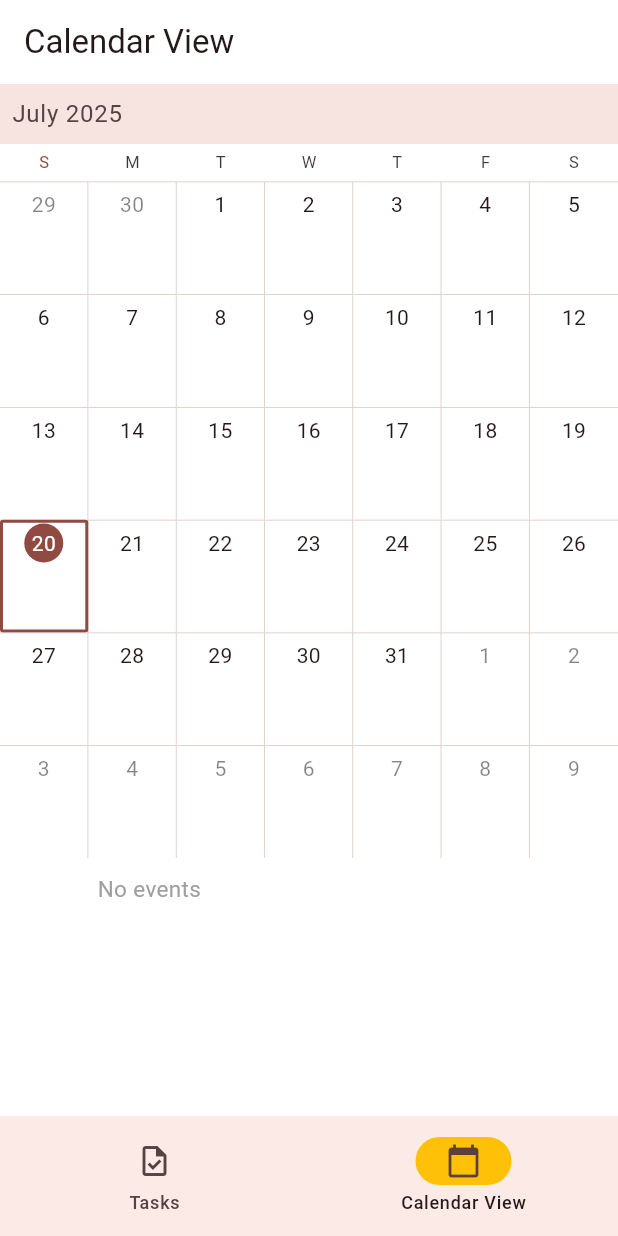
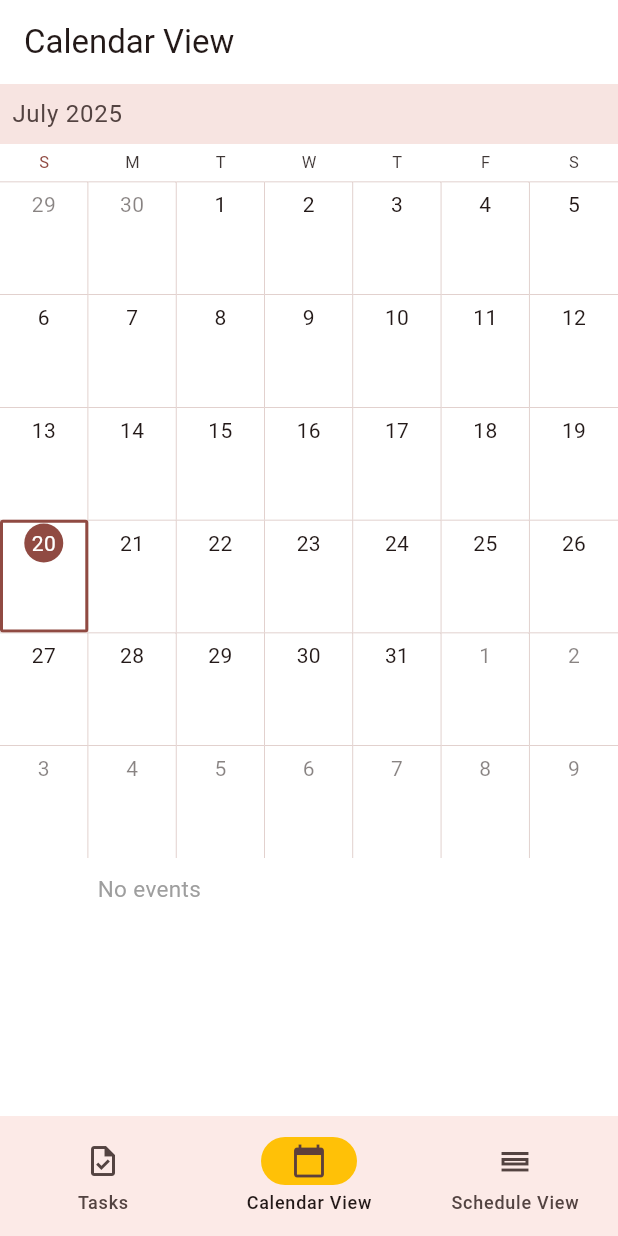
Before and after one commit to subhan-ahmd/jamtm, a Flutter app: the screen it shows after launch, item 2 of the bottom bar chosen, on a phone screen of 412 x 824 dp. Run offline on Flutter 3.47's test engine with Material 3 defaults, Android fonts, the phone set to English and light mode, and no system bars; drawn by our look-alikes of syncfusion_flutter_calendar; our stand-ins replace drift, flutter_riverpod, riverpod_annotation; accounts and stored records are empty; generated files the repository leaves out were written again.

Commit message:
feat: add schedule view for tasks

```diff
--- a/lib/widgets/basic_scaffold/basic_scaffold.dart
+++ b/lib/widgets/basic_scaffold/basic_scaffold.dart
@@ -1,6 +1,7 @@
 import 'package:flutter/material.dart';
 import 'package:flutter_riverpod/flutter_riverpod.dart';
 import 'package:mini_task_manager/screens/calendar_view/calendar_view_screen.dart';
+import 'package:mini_task_manager/screens/schedule_view/schedule_view_screen.dart';
 import 'package:mini_task_manager/widgets/basic_scaffold/providers/current_tab_provider.dart';
 import 'package:mini_task_manager/screens/home/home_screen.dart';
 
@@ -28,9 +29,18 @@ class BasicScaffold extends ConsumerWidget {
             icon: Icon(Icons.calendar_today_outlined),
             label: 'Calendar View',
           ),
+          NavigationDestination(
+            selectedIcon: Icon(Icons.calendar_view_day),
+            icon: Icon(Icons.calendar_view_day_outlined),
+            label: 'Schedule View',
+          ),
         ],
       ),
-      body: <Widget>[HomeScreen(), CalendarViewScreen()][currentTab],
+      body: <Widget>[
+        HomeScreen(),
+        CalendarViewScreen(),
+        ScheduleViewScreen(),
+      ][currentTab],
     );
   }
 }
```
Also changed, not shown: lib/screens/schedule_view/schedule_view_screen.dart (added, +47 -0 lines).
